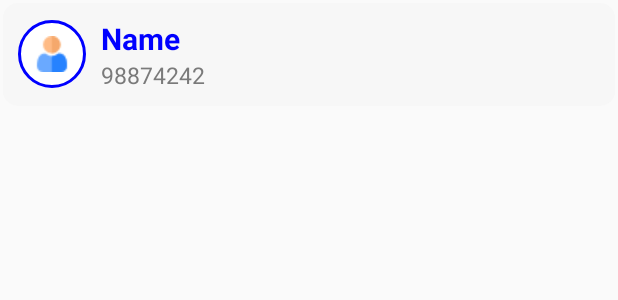
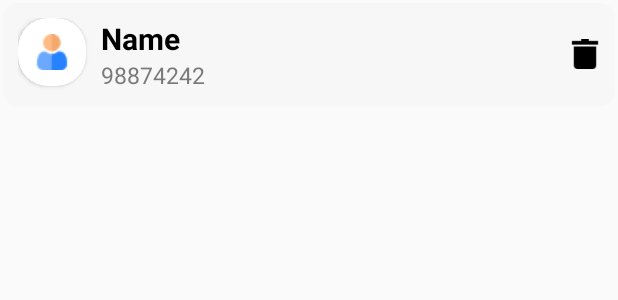
Before and after one commit to gaurav4ever/FresherAssignment2020, an Android app: the layout item_view.xml on its own in the app's theme, with its tools: preview values and no code run, on a phone screen of 412 x 824 dp. Shown: the top 300 px of the screen. Run offline under Robolectric (Android 15) with nearby library versions, the phone set to English and light mode, and no system bars.

Commit message:
added edit delete and refresh feature

```diff
--- a/Q-5/app/src/main/AndroidManifest.xml
+++ b/Q-5/app/src/main/AndroidManifest.xml
@@ -4,6 +4,7 @@
 
     <uses-permission android:name="android.permission.READ_CONTACTS" />
     <uses-permission android:name="android.permission.WRITE_CONTACTS"/>
+    <uses-permission android:name="android.permission.WRITE_CONTACTS" />
 
     <application
         android:allowBackup="true"
--- a/Q-5/app/src/main/res/drawable/image_bg.xml
+++ b/Q-5/app/src/main/res/drawable/image_bg.xml
@@ -1,10 +1,12 @@
-<?xml version="1.0" encoding="utf-8"?>
-<selector xmlns:android="http://schemas.android.com/apk/res/android">
-    <item>
-        <shape android:shape="oval">
-            <solid android:color="#fff"/>
-            <stroke android:color="@color/theme" android:width="2dp"/>
-            <size android:width="250dp" android:height="250dp"/>
-        </shape>
-    </item>
-</selector>
+<shape xmlns:android="http://schemas.android.com/apk/res/android"
+    android:innerRadius="0dp"
+    android:shape="ring"
+    android:thicknessRatio="2"
+    android:useLevel="false"
+    >
+    <solid android:color="@android:color/transparent" />
+
+    <stroke
+        android:width="3dp"
+        android:color="@color/theme" />
+</shape>
--- a/Q-5/app/src/main/res/layout/item_view.xml
+++ b/Q-5/app/src/main/res/layout/item_view.xml
@@ -9,24 +9,28 @@
     android:background="@drawable/card_bg"
     android:padding="10dp">
 
-    <LinearLayout
-        android:layout_width="45dp"
-        android:layout_height="45dp"
+<androidx.cardview.widget.CardView
+    android:layout_width="45sp"
+    android:layout_height="45sp"
+    app:cardElevation="2dp"
+    app:cardCornerRadius="20dp">
+    <ImageView
+        android:clipToPadding="false"
         android:layout_gravity="center"
-        android:background="@drawable/image_bg"
-        android:gravity="center"
-        android:padding="5dp">
-        <ImageView
-            android:layout_width="wrap_content"
-            android:layout_height="wrap_content"
-            android:src="@drawable/user"/>
-    </LinearLayout>
+        android:layout_width="wrap_content"
+        android:layout_height="wrap_content"
+        android:id="@+id/contactImage"
+        android:src="@drawable/user"/>
+</androidx.cardview.widget.CardView>
+
+
 
     <LinearLayout
 
         android:layout_width="wrap_content"
         android:layout_marginLeft="10dp"
         android:orientation="vertical"
+        android:layout_weight="1"
         android:layout_height="wrap_content">
 
         <TextView
@@ -47,6 +51,17 @@
             android:textSize="@dimen/numberSize"/>
 
     </LinearLayout>
+    <LinearLayout
+        android:layout_width="wrap_content"
+        android:layout_height="wrap_content"
+        android:orientation="horizontal">
+    </LinearLayout>
 
+    <ImageView
+        android:layout_width="20sp"
+        android:layout_gravity="center"
+        android:layout_height="20sp"
+        android:id="@+id/deleteContact"
+        android:src="@drawable/delete"/>
 
 </LinearLayout>
--- a/Q-5/app/src/main/res/values/colors.xml
+++ b/Q-5/app/src/main/res/values/colors.xml
@@ -6,7 +6,7 @@
 
 
     <color name="card_bg_color">#31E7E7E7</color>
-    <color name="theme">#0000FF</color>
+    <color name="theme">#000</color>
     <color name="number">#7A7A7A</color>
 
     <color name="imagebackground">#7171FF</color>
```
Also changed, not shown: Q-5/app/src/main/java/com/example/myapplication/ContactAdapter.java (+29 -0 lines), Q-5/app/src/main/java/com/example/myapplication/MainActivity.java (+24 -4 lines), Q-5/app/src/main/res/layout/activity_main.xml (+12 -22 lines), Q-5/app/src/main/res/drawable-v24/add.png, Q-5/app/src/main/res/drawable/delete.png (added), Q-5/app/src/main/res/drawable/edit.png (added), 10 other files.
